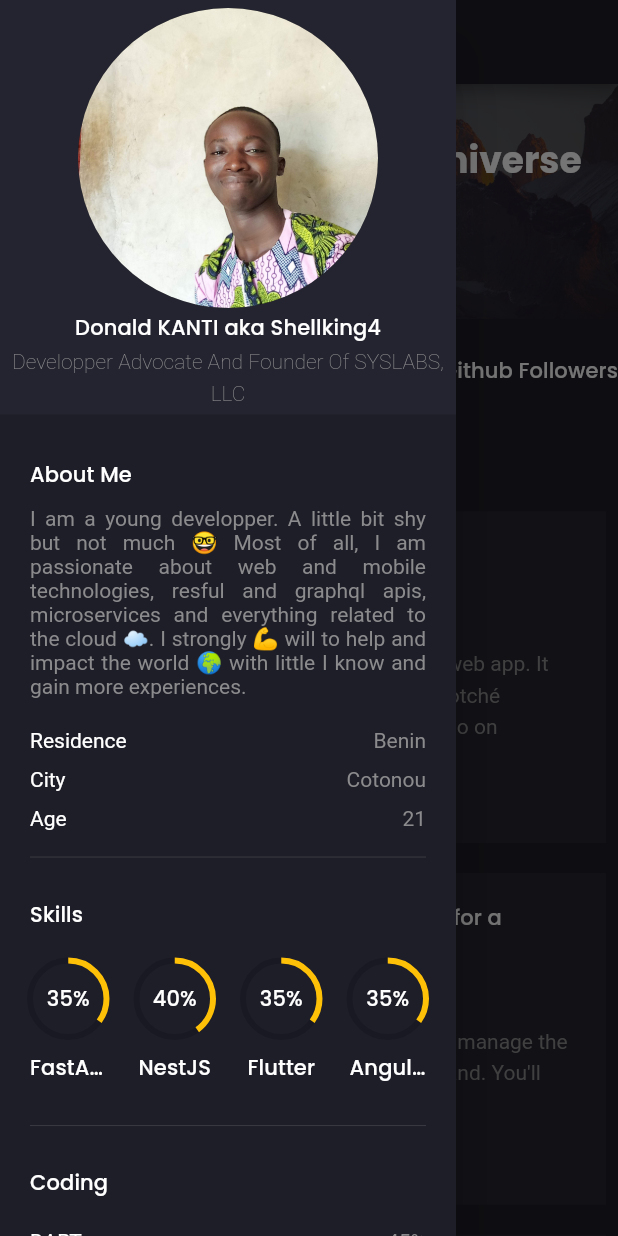
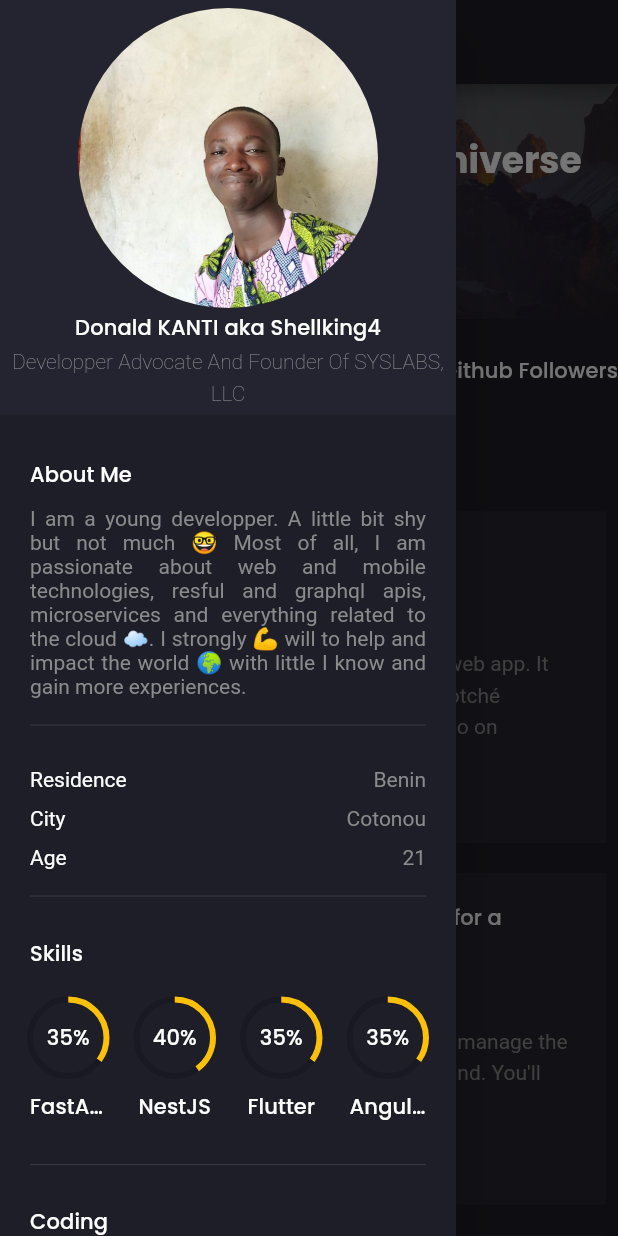
Before and after one commit to shellking4/my_portfolio, a Flutter app: the screen it shows after launch, with the side drawer open, on a phone screen of 412 x 824 dp. Run offline on Flutter 3.47's test engine with Material 2 defaults, Android fonts, the phone set to English and light mode, and no system bars; drawn by our look-alikes of animated_text_kit; our stand-ins replace flutter_svg, font_awesome_flutter, google_fonts; missing offline and left inert: dart:html.

Commit message:
committed some changes

```diff
--- a/lib/components/about_me.dart
+++ b/lib/components/about_me.dart
@@ -16,7 +16,9 @@ class AboutMe extends StatelessWidget {
       Text(
         "I am a young developper. A little bit shy but not much 🤓 Most of all, I am passionate about web and mobile technologies, resful and graphql apis, microservices and everything related to the cloud ☁️. I strongly 💪 will to help and impact the world 🌍 with little I know and gain more experiences.",
         textAlign: TextAlign.justify,
-      )
+      ),
+      SizedBox(height: defaultPadding / 2),
+      Divider(),
     ]);
   }
 }
```
